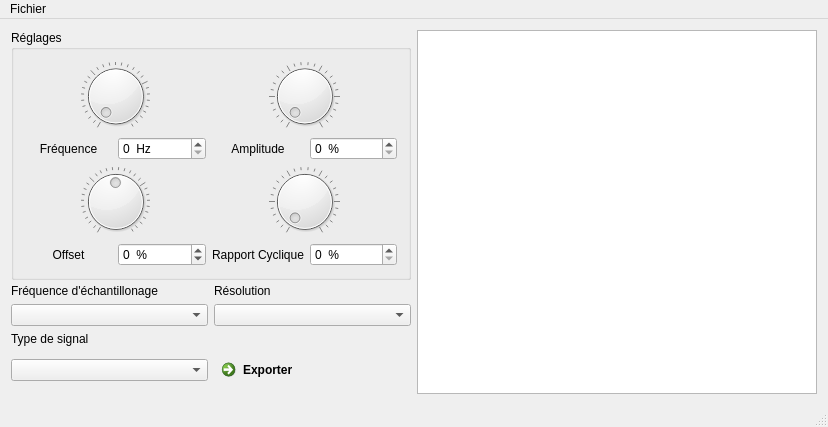
Above: IHM/GBF_IHM.ui from Nakio195/GBF_Project before the change. Below: the same form after it.
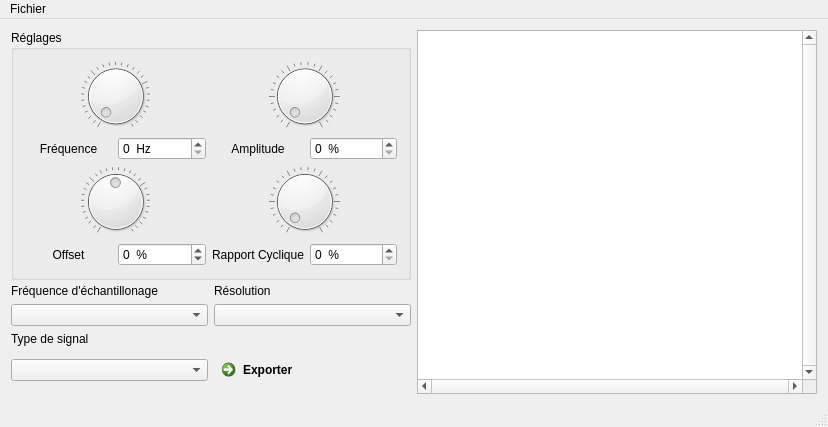
That is the form after the change.

```diff
--- a/IHM/GBF_IHM.ui
+++ b/IHM/GBF_IHM.ui
@@ -206,10 +206,10 @@
        </size>
       </property>
       <property name="verticalScrollBarPolicy">
-       <enum>Qt::ScrollBarAlwaysOff</enum>
+       <enum>Qt::ScrollBarAlwaysOn</enum>
       </property>
       <property name="horizontalScrollBarPolicy">
-       <enum>Qt::ScrollBarAlwaysOff</enum>
+       <enum>Qt::ScrollBarAlwaysOn</enum>
       </property>
       <property name="sizeAdjustPolicy">
        <enum>QAbstractScrollArea::AdjustToContents</enum>
```
